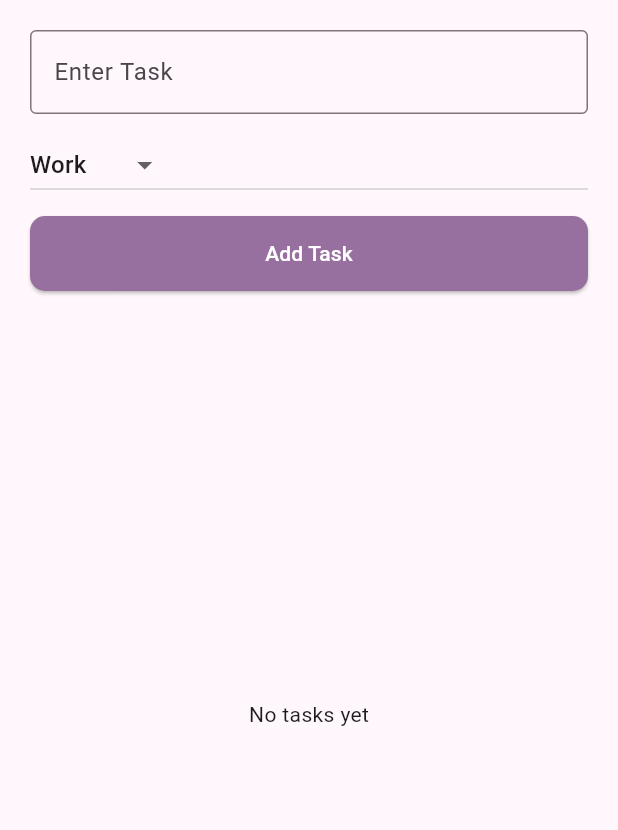
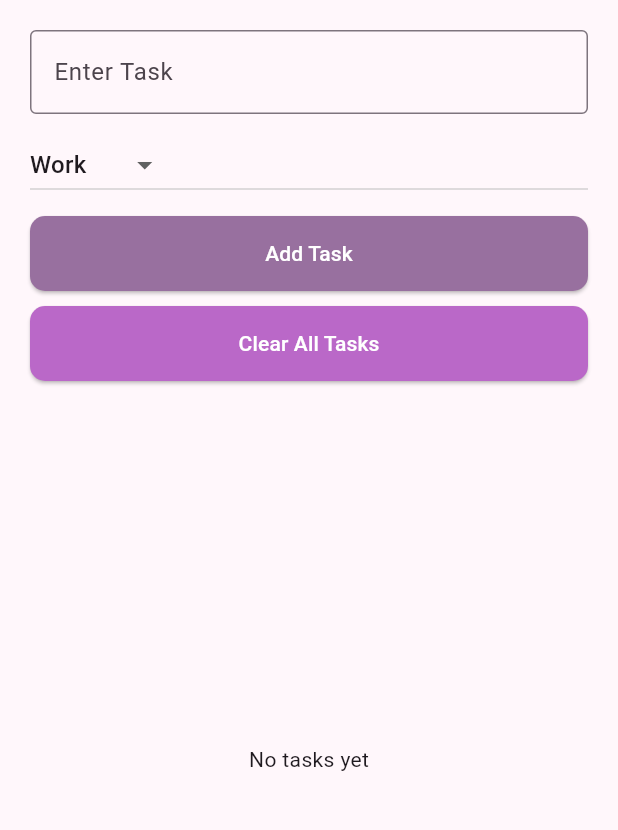
Before and after one commit to rayane2323/mobileproject1, a Flutter app: the screen it shows after launch, on a phone screen of 412 x 824 dp, the part 84-914 px from its top. Run offline on Flutter 3.47's test engine with Material 3 defaults, Android fonts, the phone set to English and light mode, and no system bars.

Commit message:
add clear button

```diff
--- a/lib/main.dart
+++ b/lib/main.dart
@@ -87,7 +87,9 @@ class _TaskHelperPageState extends State<TaskHelperPage> {
                 border: OutlineInputBorder(),
               ),
             ),
+
             const SizedBox(height: 10),
+
             DropdownButton<String>(
               value: _selectedCategory,
               onChanged: (String? value) {
@@ -102,6 +104,7 @@ class _TaskHelperPageState extends State<TaskHelperPage> {
                   )
                   .toList(),
             ),
+
             const SizedBox(height: 10), // add space before button
 
             ElevatedButton(
@@ -115,7 +118,46 @@ class _TaskHelperPageState extends State<TaskHelperPage> {
               },
               child: const Text("Add Task"),
             ),
+
             const SizedBox(height: 10),
+
+            ElevatedButton(
+              onPressed: () {
+                if (_tasks.isEmpty) {
+                  showDialog(
+                    context: context,
+                    builder: (context) {
+                      return AlertDialog(
+                        title: const Text("No Tasks"),
+                        content: const Text("There are no tasks to clear!"),
+                        actions: [
+                          TextButton(
+                            onPressed: () => Navigator.of(context).pop(),
+                            child: const Text("OK"),
+                          ),
+                        ],
+                      );
+                    },
+                  );
+                } else {
+                  setState(() {
+                    _tasks.clear();
+                  });
+                }
+              },
+              style: ElevatedButton.styleFrom(
+                backgroundColor: Colors.purple.shade300,
+                foregroundColor: Colors.white,
+                shape: RoundedRectangleBorder(
+                  borderRadius: BorderRadius.circular(10),
+                ),
+                padding: const EdgeInsets.symmetric(vertical: 15),
+              ),
+              child: const Text("Clear All Tasks"),
+            ),
+
+            const SizedBox(height: 10),
+
             Expanded(
               child: _tasks.isEmpty
                   ? const Center(child: Text("No tasks yet"))
```
